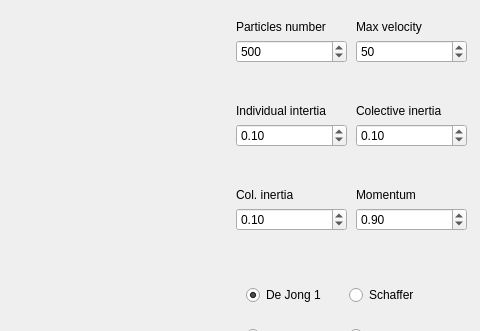
Old version of the form mainwindow.ui in the repository brunoaibanez/ParticleSwarmOptimization; both pictures show x 294 to 774 and y 0 to 331 of the 774 by 600 pixel window.
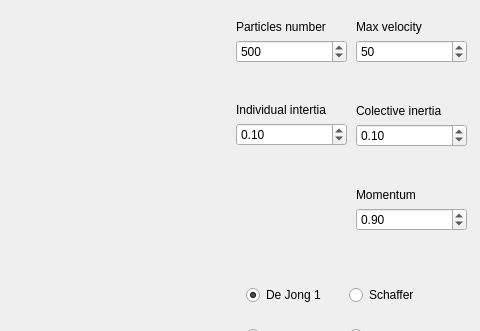
New version of the form.

Patch:
```diff
--- a/mainwindow.ui
+++ b/mainwindow.ui
@@ -180,7 +180,7 @@
       <x>530</x>
       <y>20</y>
       <width>111</width>
-      <height>211</height>
+      <height>161</height>
      </rect>
     </property>
     <layout class="QVBoxLayout" name="verticalLayout_3">
@@ -247,23 +247,6 @@
        </property>
       </spacer>
      </item>
-     <item>
-      <widget class="QLabel" name="label_7">
-       <property name="text">
-        <string>Col. inertia</string>
-       </property>
-      </widget>
-     </item>
-     <item>
-      <widget class="QDoubleSpinBox" name="InerciaBox2_2">
-       <property name="singleStep">
-        <double>0.100000000000000</double>
-       </property>
-       <property name="value">
-        <double>0.100000000000000</double>
-       </property>
-      </widget>
-     </item>
     </layout>
    </widget>
    <widget class="QWidget" name="horizontalLayoutWidget">
```
